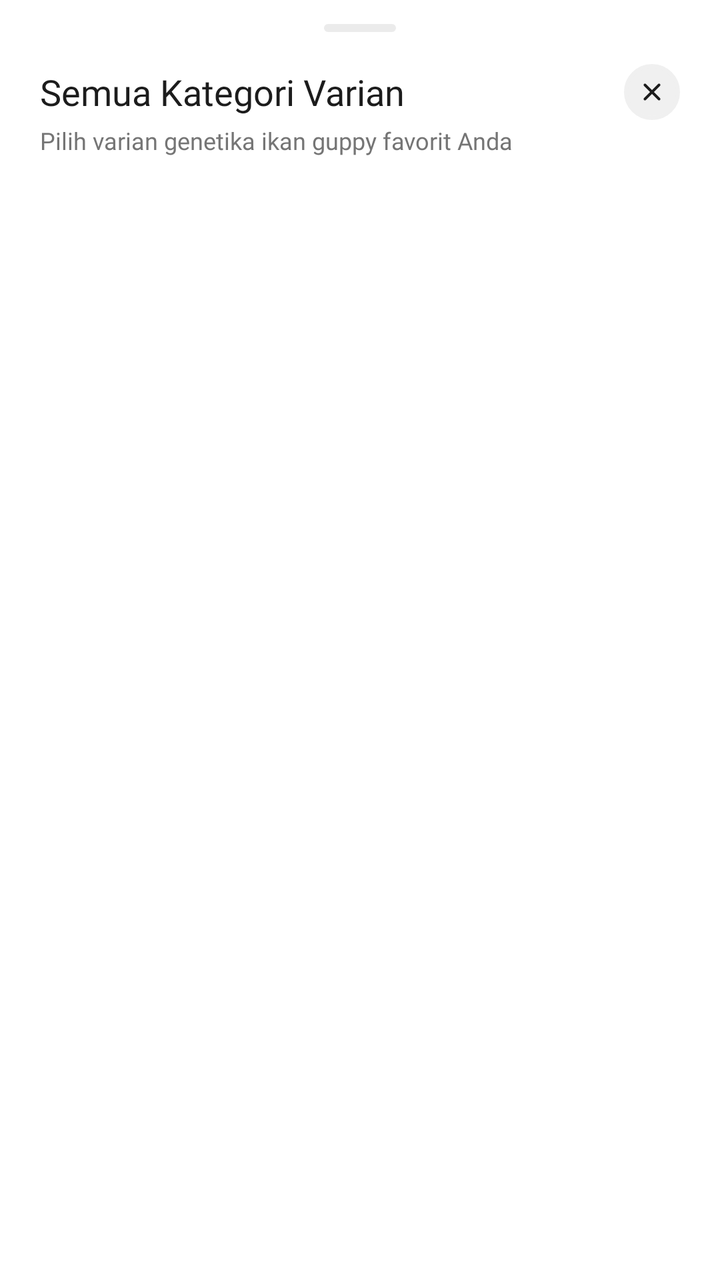
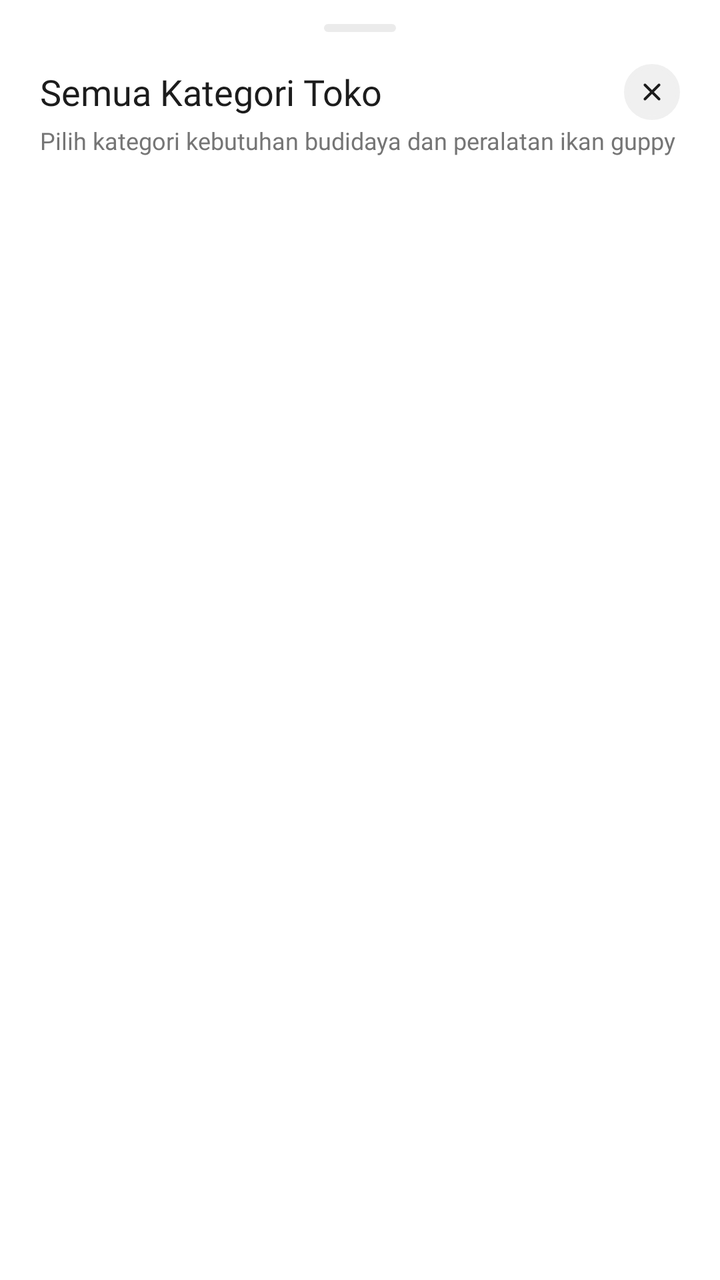

Before-and-after screenshots of an Android layout around one commit, followed by the original layout XML and the change that was made.
<!-- AndroidManifest.xml: application theme Theme.GuppyMarketIDN -->
<!-- res/layout/bottom_sheet_categories.xml -->
<?xml version="1.0" encoding="utf-8"?>
<LinearLayout
    xmlns:android="http://schemas.android.com/apk/res/android"
    xmlns:app="http://schemas.android.com/apk/res-auto"
    android:layout_width="match_parent"
    android:layout_height="wrap_content"
    android:background="@color/white"
    android:orientation="vertical"
    android:paddingHorizontal="20dp"
    android:paddingTop="12dp"
    android:paddingBottom="24dp">

    
    <View
        android:layout_width="36dp"
        android:layout_height="4dp"
        android:layout_gravity="center_horizontal"
        android:background="@drawable/bg_chip_outline"
        android:backgroundTint="@color/guppy_stroke"/>

    
    <LinearLayout
        android:layout_width="match_parent"
        android:layout_height="wrap_content"
        android:layout_marginTop="16dp"
        android:gravity="center_vertical"
        android:orientation="horizontal">

        <TextView
            android:layout_width="0dp"
            android:layout_height="wrap_content"
            android:layout_weight="1"
            android:fontFamily="@font/inter_bold"
            android:text="Semua Kategori Varian"
            android:textColor="@color/guppy_text_black"
            android:textSize="18sp" />

        <ImageView
            android:id="@+id/btnCloseCategories"
            android:layout_width="28dp"
            android:layout_height="28dp"
            android:background="@drawable/bg_circle_image"
            android:backgroundTint="#F0F0F0"
            android:src="@drawable/fi_rr_cross_small"
            android:padding="6dp"
            app:tint="@color/guppy_text_black"
            android:clickable="true"
            android:focusable="true"/>
    </LinearLayout>

    <TextView
        android:layout_width="match_parent"
        android:layout_height="wrap_content"
        android:layout_marginTop="2dp"
        android:fontFamily="@font/inter_regular"
        android:text="Pilih varian genetika ikan guppy favorit Anda"
        android:textColor="@color/guppy_text_gray"
        android:textSize="12sp" />

    
    <androidx.recyclerview.widget.RecyclerView
        android:id="@+id/recyclerCategories"
        android:layout_width="match_parent"
        android:layout_height="420dp"
        android:layout_marginTop="16dp"
        android:clipToPadding="false"
        android:scrollbars="none"/>

</LinearLayout>
<!-- resources referenced by this layout -->
<resources>
  <color name="guppy_stroke">#EBEBEB</color>
  <color name="guppy_text_black">#1C1C1C</color>
  <color name="guppy_text_gray">#757575</color>
  <color name="white">#FFFFFFFF</color>
  <!-- drawable bg_chip_outline (drawable) -->
  <?xml version="1.0" encoding="utf-8"?>
  <shape xmlns:android="http://schemas.android.com/apk/res/android">
      <solid android:color="@color/white" />
      <stroke android:width="1dp" android:color="@color/guppy_stroke" />
      <corners android:radius="20dp" />
  </shape>
  <!-- drawable bg_circle_image (drawable) -->
  <?xml version="1.0" encoding="utf-8"?>
  <shape xmlns:android="http://schemas.android.com/apk/res/android" android:shape="oval">
      <solid android:color="@color/guppy_stroke" />
      <stroke android:width="2dp" android:color="@color/guppy_primary" />
  </shape>
  <!-- drawable fi_rr_cross_small (drawable) -->
  <vector xmlns:android="http://schemas.android.com/apk/res/android"
      android:width="26dp"
      android:height="26dp"
      android:viewportWidth="26"
      android:viewportHeight="26">
    <path
        android:pathData="M19.5,6.5C19.297,6.297 19.021,6.183 18.734,6.183C18.447,6.183 18.171,6.297 17.968,6.5L13,11.468L8.032,6.5C7.829,6.297 7.553,6.183 7.266,6.183C6.979,6.183 6.703,6.297 6.5,6.5C6.297,6.703 6.183,6.978 6.183,7.266C6.183,7.553 6.297,7.828 6.5,8.032L11.468,13L6.5,17.968C6.297,18.171 6.183,18.447 6.183,18.734C6.183,19.021 6.297,19.297 6.5,19.5C6.703,19.703 6.979,19.817 7.266,19.817C7.553,19.817 7.829,19.703 8.032,19.5L13,14.532L17.968,19.5C18.171,19.703 18.447,19.817 18.734,19.817C19.021,19.817 19.297,19.703 19.5,19.5C19.703,19.297 19.817,19.021 19.817,18.734C19.817,18.447 19.703,18.171 19.5,17.968L14.532,13L19.5,8.032C19.703,7.828 19.817,7.553 19.817,7.266C19.817,6.978 19.703,6.703 19.5,6.5V6.5Z"
        android:fillColor="#374957"/>
  </vector>
  <style name="Theme.GuppyMarketIDN" parent="Base.Theme.GuppyMarketIDN" />
  <color name="guppy_primary">#225741</color>
  <style name="Base.Theme.GuppyMarketIDN" parent="Theme.Material3.Light.NoActionBar">
          <item name="colorPrimary">@color/guppy_primary</item>
          <item name="colorOnPrimary">@color/white</item>
          <item name="android:textColorPrimary">@color/guppy_text_black</item>
          <item name="android:textColorSecondary">@color/guppy_text_gray</item>
          <item name="android:windowBackground">@color/guppy_background</item>
      </style>
  <color name="guppy_background">#F7F7F7</color>
</resources>

<!-- the commit's change to res/layout/bottom_sheet_categories.xml (unified diff, before → after) -->
@@ -31,7 +31,7 @@
             android:layout_height="wrap_content"
             android:layout_weight="1"
             android:fontFamily="@font/inter_bold"
-            android:text="Semua Kategori Varian"
+            android:text="Semua Kategori Toko"
             android:textColor="@color/guppy_text_black"
             android:textSize="18sp" />
 
@@ -53,7 +53,7 @@
         android:layout_height="wrap_content"
         android:layout_marginTop="2dp"
         android:fontFamily="@font/inter_regular"
-        android:text="Pilih varian genetika ikan guppy favorit Anda"
+        android:text="Pilih kategori kebutuhan budidaya dan peralatan ikan guppy"
         android:textColor="@color/guppy_text_gray"
         android:textSize="12sp" />
 
